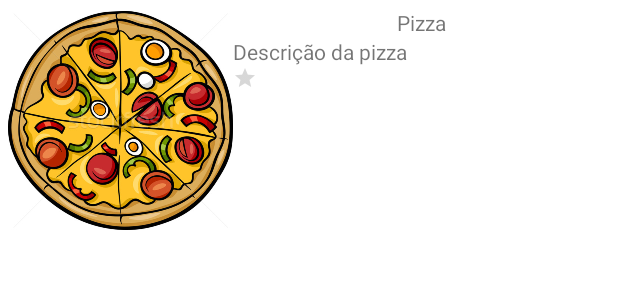
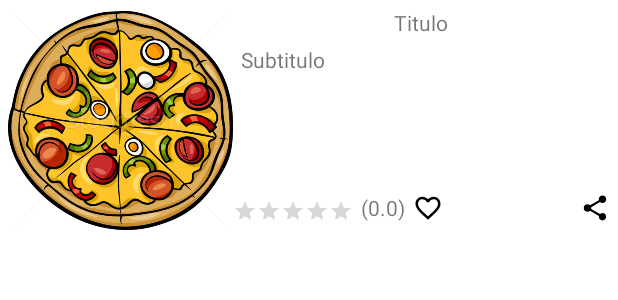
Before and after one commit to jessicanjos/PizzaPlanet, an Android app: the layout modelo_cardapio.xml on its own in the app's theme, with its tools: preview values and no code run, on a phone screen of 412 x 824 dp. Shown: the top 300 px of the screen. Run offline under Robolectric (Android 15) with nearby library versions, the phone set to English and light mode, and no system bars.

Commit message:
Continuação modelo

```diff
--- /dev/null
+++ b/app/src/main/res/drawable/ic_baseline_favorite.xml
@@ -0,0 +1,5 @@
+<vector android:height="24dp" android:tint="#000000"
+    android:viewportHeight="24" android:viewportWidth="24"
+    android:width="24dp" xmlns:android="http://schemas.android.com/apk/res/android">
+    <path android:fillColor="@android:color/white" android:pathData="M12,21.35l-1.45,-1.32C5.4,15.36 2,12.28 2,8.5 2,5.42 4.42,3 7.5,3c1.74,0 3.41,0.81 4.5,2.09C13.09,3.81 14.76,3 16.5,3 19.58,3 22,5.42 22,8.5c0,3.78 -3.4,6.86 -8.55,11.54L12,21.35z"/>
+</vector>
--- /dev/null
+++ b/app/src/main/res/drawable/ic_baseline_favorite_border.xml
@@ -0,0 +1,5 @@
+<vector android:height="24dp" android:tint="#000000"
+    android:viewportHeight="24" android:viewportWidth="24"
+    android:width="24dp" xmlns:android="http://schemas.android.com/apk/res/android">
+    <path android:fillColor="@android:color/white" android:pathData="M16.5,3c-1.74,0 -3.41,0.81 -4.5,2.09C10.91,3.81 9.24,3 7.5,3 4.42,3 2,5.42 2,8.5c0,3.78 3.4,6.86 8.55,11.54L12,21.35l1.45,-1.32C18.6,15.36 22,12.28 22,8.5 22,5.42 19.58,3 16.5,3zM12.1,18.55l-0.1,0.1 -0.1,-0.1C7.14,14.24 4,11.39 4,8.5 4,6.5 5.5,5 7.5,5c1.54,0 3.04,0.99 3.57,2.36h1.87C13.46,5.99 14.96,5 16.5,5c2,0 3.5,1.5 3.5,3.5 0,2.89 -3.14,5.74 -7.9,10.05z"/>
+</vector>
--- /dev/null
+++ b/app/src/main/res/drawable/ic_baseline_share.xml
@@ -0,0 +1,5 @@
+<vector android:height="24dp" android:tint="#000000"
+    android:viewportHeight="24" android:viewportWidth="24"
+    android:width="24dp" xmlns:android="http://schemas.android.com/apk/res/android">
+    <path android:fillColor="@android:color/white" android:pathData="M18,16.08c-0.76,0 -1.44,0.3 -1.96,0.77L8.91,12.7c0.05,-0.23 0.09,-0.46 0.09,-0.7s-0.04,-0.47 -0.09,-0.7l7.05,-4.11c0.54,0.5 1.25,0.81 2.04,0.81 1.66,0 3,-1.34 3,-3s-1.34,-3 -3,-3 -3,1.34 -3,3c0,0.24 0.04,0.47 0.09,0.7L8.04,9.81C7.5,9.31 6.79,9 6,9c-1.66,0 -3,1.34 -3,3s1.34,3 3,3c0.79,0 1.5,-0.31 2.04,-0.81l7.12,4.16c-0.05,0.21 -0.08,0.43 -0.08,0.65 0,1.61 1.31,2.92 2.92,2.92 1.61,0 2.92,-1.31 2.92,-2.92s-1.31,-2.92 -2.92,-2.92z"/>
+</vector>
--- a/app/src/main/res/layout/modelo_cardapio.xml
+++ b/app/src/main/res/layout/modelo_cardapio.xml
@@ -11,32 +11,68 @@
         android:orientation="horizontal">
 
         <ImageView
+            android:id="@+id/ImgModelo"
             android:layout_width="150dp"
             android:layout_height="150dp"
             android:src="@drawable/pizza" />
 
         <LinearLayout
             android:layout_width="match_parent"
-            android:layout_height="wrap_content"
+            android:layout_height="match_parent"
             android:orientation="vertical">
 
             <TextView
                 android:layout_width="match_parent"
                 android:layout_height="wrap_content"
                 android:gravity="center"
-                android:text="Pizza" />
+                android:text="@string/titulo"
+                android:id="@+id/TituloModelo"/>
 
             <TextView
                 android:layout_width="match_parent"
-                android:layout_height="wrap_content"
+                android:layout_height="100dp"
                 android:gravity="left"
-                android:text="Descrição da pizza" />
-            <RatingBar
-                android:layout_width="wrap_content"
-                android:layout_height="wrap_content"
-                android:numStars="1"
-                style="@style/Widget.AppCompat.RatingBar.Small"/>
+                android:text="@string/subtitulo"
+                android:padding="5dp"
+                android:id="@+id/subtituloModelo"/>
+
+            <LinearLayout
+                android:layout_width="match_parent"
+                android:layout_height="24dp"
+                android:gravity="bottom"
+                android:orientation="horizontal">
+
+                <RatingBar
+                    style="@style/Widget.AppCompat.RatingBar.Small"
+                    android:layout_width="wrap_content"
+                    android:layout_height="wrap_content"
+                    android:numStars="5"
+                    android:id="@+id/ratingBarModelo"/>
+
+                <TextView
+                    android:layout_width="40dp"
+                    android:layout_height="20dp"
+                    android:gravity="center"
+                    android:text="@string/media"
+                    android:id="@+id/mediaRatingBarModelo"/>
+
+                <RelativeLayout
+                    android:layout_width="wrap_content"
+                    android:layout_height="wrap_content">
+
+                    <ImageView
+                        android:layout_width="20dp"
+                        android:layout_height="20dp"
+                        android:layout_alignParentEnd="true"
+                        android:src="@drawable/ic_baseline_share" />
+
+                    <ImageView
+                        android:id="@+id/icFavorite"
+                        android:layout_width="20dp"
+                        android:layout_height="20dp"
+                        android:src="@drawable/ic_baseline_favorite_border" />
+                </RelativeLayout>
+            </LinearLayout>
         </LinearLayout>
-
     </LinearLayout>
 </LinearLayout>
--- a/app/src/main/res/values/colors.xml
+++ b/app/src/main/res/values/colors.xml
@@ -1,8 +1,8 @@
 <?xml version="1.0" encoding="utf-8"?>
 <resources>
     <color name="purple_200">#FFBB86FC</color>
-    <color name="purple_500">#FF6200EE</color>
-    <color name="purple_700">#FF3700B3</color>
+    <color name="purple_500">#9F0E0E</color>
+    <color name="purple_700">#000000</color>
     <color name="teal_200">#FF03DAC5</color>
     <color name="teal_700">#FF018786</color>
     <color name="black">#FF000000</color>
--- a/app/src/main/res/values/strings.xml
+++ b/app/src/main/res/values/strings.xml
@@ -1,3 +1,6 @@
 <resources>
     <string name="app_name">PizzaPlanet</string>
+    <string name="titulo">Titulo</string>
+    <string name="subtitulo">Subtitulo</string>
+    <string name="media">(0.0)</string>
 </resources>
```
